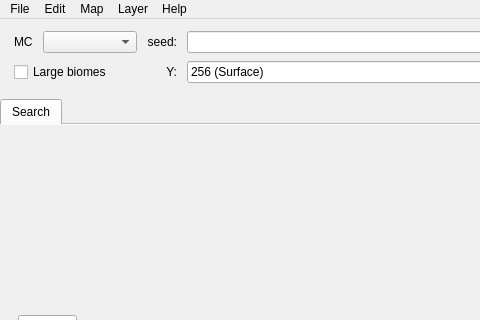
First picture: the form in src/mainwindow.ui, repository DUzzL/Seed-Atlas, before the edit; both pictures show x 0 to 480 and y 0 to 320 of the 1024 by 680 pixel window.
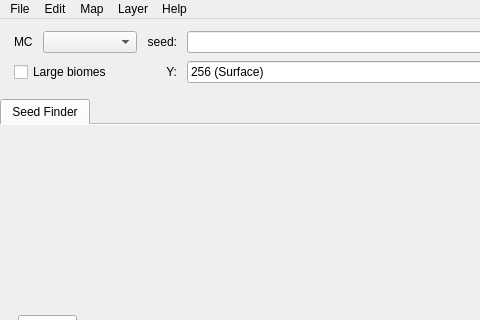
Second picture: the form after the edit. Icons and pictures are not drawn. Custom widgets are drawn as their Qt base class.

Commit message:
Seed Atlas 4.3.dev0: terrain map, quick filters, review fixes
- Fix lost session results on start and on resumed searches
- Fix mineshaft, biome center and large-radius search conditions
- Fix image export, updater uninstaller check, tile recolor races
- Build the engine with -O3 and strict float rounding; header deps
- Replace deprecated Qt APIs; warning-free build
- Disable the terrain map before Minecraft 1.18

The edit to the form file:
```diff
--- a/src/mainwindow.ui
+++ b/src/mainwindow.ui
@@ -248,7 +248,7 @@
             </sizepolicy>
            </property>
            <attribute name="title">
-            <string>Search</string>
+            <string>Seed Finder</string>
            </attribute>
            <layout class="QGridLayout" name="gridLayout_3">
             <property name="leftMargin">
```
Left out of the diff: 16 changed lines with no effect on the pictures. The commit also changes 150 other files.
